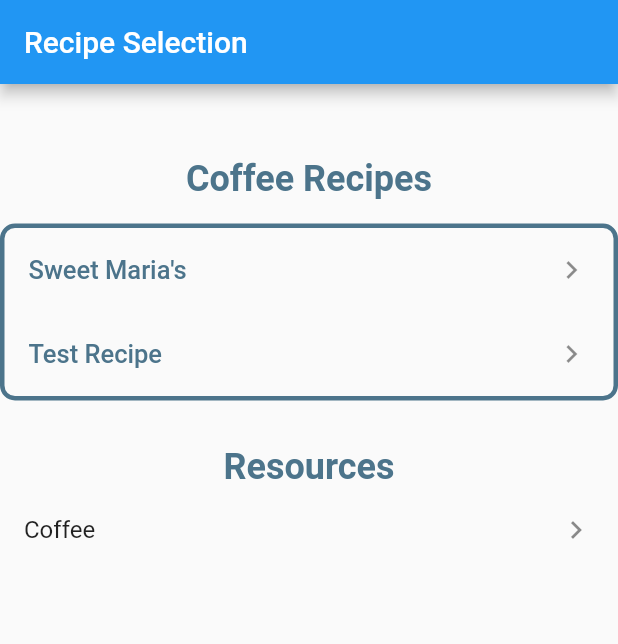
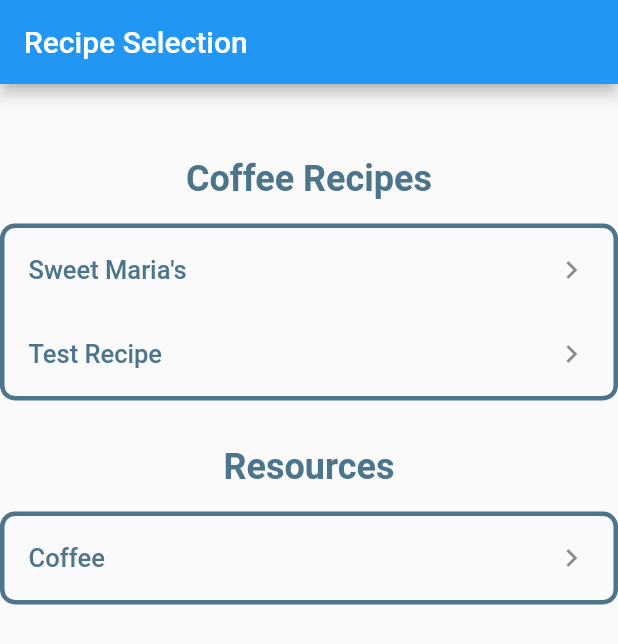
Before and after one commit to DarckHorse/software_engineering_assign_1, a Flutter app: the screen it shows after launch, on a phone screen of 412 x 824 dp. Shown: the top 644 px of the screen. Run offline on Flutter 3.47's test engine with Material 2 defaults, Android fonts, the phone set to English and light mode, and no system bars.

Commit message:
added formatting to resource list

```diff
--- a/lib/screens/recipe_selection_screen.dart
+++ b/lib/screens/recipe_selection_screen.dart
@@ -38,6 +38,7 @@ class RecipeSelectionScreen extends StatelessWidget {
             ),
             textAlign: TextAlign.center,
           ),
+          Padding(padding: EdgeInsets.all(8)),
           ResourceList()
         ],
       ),
@@ -83,13 +84,25 @@ class RecipeList extends StatelessWidget {
 class ResourceList extends StatelessWidget {
   @override
   Widget build(BuildContext context) {
-    return Column(
-      children: [
-        ListTile(
-          title: Text("Coffee"),
-          trailing: Icon(Icons.chevron_right),
-        )
-      ],
-    );
+    return Container(
+        decoration: new BoxDecoration(
+          border: Border.all(
+            color: Color(0xff4C748B),
+            width: 3,
+          ),
+          borderRadius: BorderRadius.circular(10.0),
+        ),
+        child: Column(
+          children: [
+            ListTile(
+              title: Text("Coffee",
+                  style: TextStyle(
+                      color: Color(0xff4C748B),
+                      fontWeight: FontWeight.w500,
+                      fontSize: 17)),
+              trailing: Icon(Icons.chevron_right),
+            )
+          ],
+        ));
   }
 }
```
